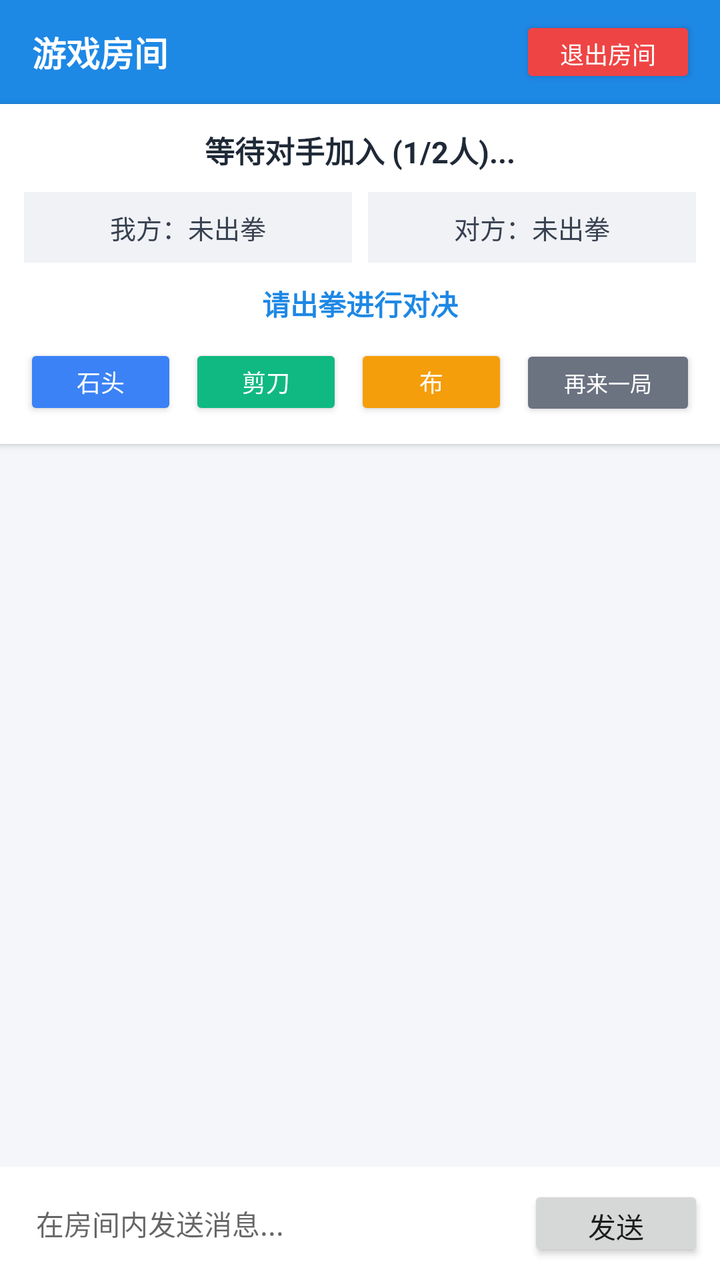
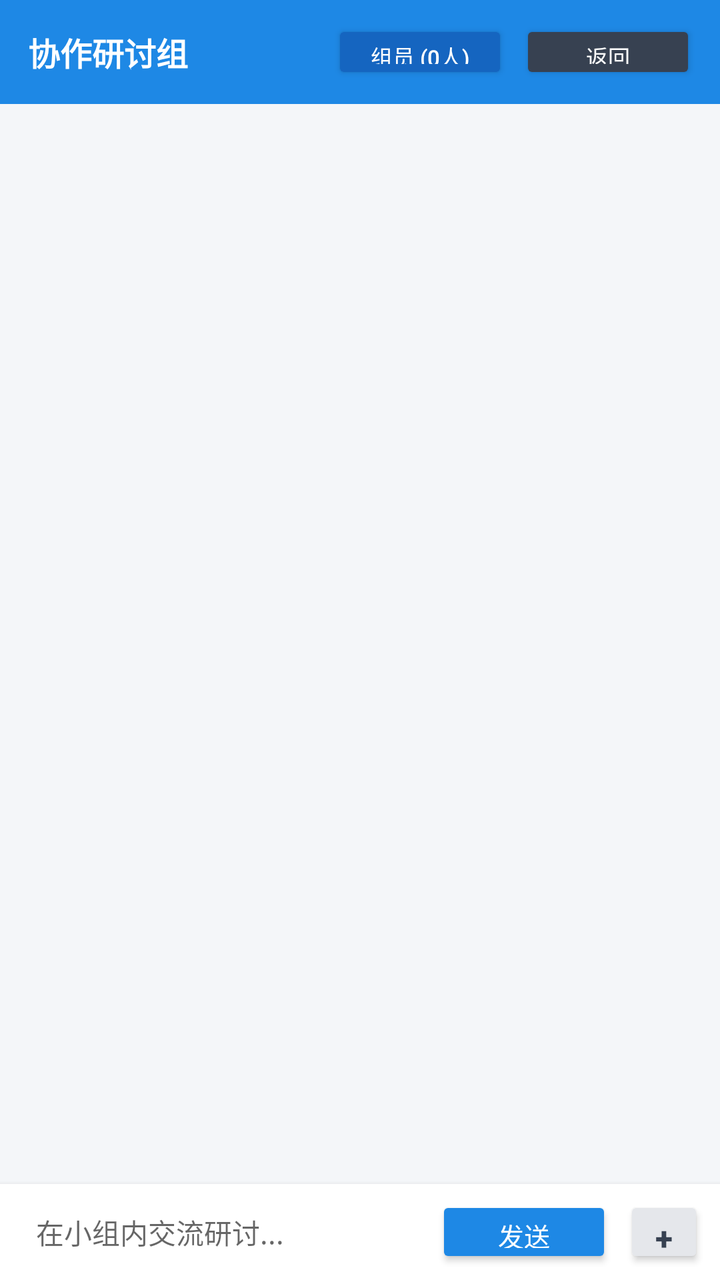

Before-and-after screenshots of an Android layout around one commit, followed by the original layout XML and the change that was made.
<!-- AndroidManifest.xml: application theme Theme.CampusChat -->
<!-- res/layout/activity_game_room.xml -->
<?xml version="1.0" encoding="utf-8"?>
<androidx.constraintlayout.widget.ConstraintLayout
    xmlns:android="http://schemas.android.com/apk/res/android"
    xmlns:app="http://schemas.android.com/apk/res-auto"
    android:id="@+id/roomRootLayout"
    android:layout_width="match_parent"
    android:layout_height="match_parent"
    android:background="#F4F6F9"
    android:fitsSystemWindows="true">

    
    <RelativeLayout
        android:id="@+id/layoutRoomHeader"
        android:layout_width="0dp"
        android:layout_height="52dp"
        android:background="#1E88E5"
        android:paddingStart="16dp"
        android:paddingEnd="12dp"
        app:layout_constraintTop_toTopOf="parent"
        app:layout_constraintStart_toStartOf="parent"
        app:layout_constraintEnd_toEndOf="parent">

        <TextView
            android:id="@+id/tvRoomHeaderTitle"
            android:layout_width="wrap_content"
            android:layout_height="wrap_content"
            android:layout_centerVertical="true"
            android:text="游戏房间"
            android:textColor="#FFFFFF"
            android:textSize="17sp"
            android:textStyle="bold" />

        <Button
            android:id="@+id/btnExitRoom"
            android:layout_width="wrap_content"
            android:layout_height="36dp"
            android:layout_alignParentEnd="true"
            android:layout_centerVertical="true"
            android:backgroundTint="#EF4444"
            android:text="退出房间"
            android:textColor="#FFFFFF"
            android:textSize="12sp" />
    </RelativeLayout>

    
    <LinearLayout
        android:id="@+id/layoutGameConsole"
        android:layout_width="0dp"
        android:layout_height="wrap_content"
        android:background="#FFFFFF"
        android:elevation="2dp"
        android:orientation="vertical"
        android:padding="12dp"
        app:layout_constraintTop_toBottomOf="@id/layoutRoomHeader"
        app:layout_constraintStart_toStartOf="parent"
        app:layout_constraintEnd_toEndOf="parent">

        
        <TextView
            android:id="@+id/tvGameStatus"
            android:layout_width="match_parent"
            android:layout_height="wrap_content"
            android:gravity="center"
            android:text="等待对手加入 (1/2人)..."
            android:textColor="#1F2937"
            android:textSize="15sp"
            android:textStyle="bold" />

        
        <LinearLayout
            android:layout_width="match_parent"
            android:layout_height="wrap_content"
            android:layout_marginTop="10dp"
            android:orientation="horizontal">

            <TextView
                android:id="@+id/tvPlayer1Status"
                android:layout_width="0dp"
                android:layout_height="wrap_content"
                android:layout_weight="1"
                android:background="#F0F2F5"
                android:gravity="center"
                android:padding="8dp"
                android:text="我方：未出拳"
                android:textColor="#374151"
                android:textSize="13sp" />

            <View
                android:layout_width="8dp"
                android:layout_height="match_parent" />

            <TextView
                android:id="@+id/tvPlayer2Status"
                android:layout_width="0dp"
                android:layout_height="wrap_content"
                android:layout_weight="1"
                android:background="#F0F2F5"
                android:gravity="center"
                android:padding="8dp"
                android:text="对方：未出拳"
                android:textColor="#374151"
                android:textSize="13sp" />
        </LinearLayout>

        
        <TextView
            android:id="@+id/tvGameResult"
            android:layout_width="match_parent"
            android:layout_height="wrap_content"
            android:layout_marginTop="10dp"
            android:gravity="center"
            android:text="请出拳进行对决"
            android:textColor="#1E88E5"
            android:textSize="14sp"
            android:textStyle="bold" />

        
        <LinearLayout
            android:id="@+id/layoutActionButtons"
            android:layout_width="match_parent"
            android:layout_height="wrap_content"
            android:layout_marginTop="10dp"
            android:orientation="horizontal">

            <Button
                android:id="@+id/btnChoiceRock"
                android:layout_width="0dp"
                android:layout_height="38dp"
                android:layout_weight="1"
                android:layout_marginEnd="4dp"
                android:backgroundTint="#3B82F6"
                android:text="石头"
                android:textColor="#FFFFFF"
                android:textSize="12sp" />

            <Button
                android:id="@+id/btnChoiceScissors"
                android:layout_width="0dp"
                android:layout_height="38dp"
                android:layout_weight="1"
                android:layout_marginStart="2dp"
                android:layout_marginEnd="2dp"
                android:backgroundTint="#10B981"
                android:text="剪刀"
                android:textColor="#FFFFFF"
                android:textSize="12sp" />

            <Button
                android:id="@+id/btnChoicePaper"
                android:layout_width="0dp"
                android:layout_height="38dp"
                android:layout_weight="1"
                android:layout_marginStart="4dp"
                android:backgroundTint="#F59E0B"
                android:text="布"
                android:textColor="#FFFFFF"
                android:textSize="12sp" />

            <Button
                android:id="@+id/btnResetGame"
                android:layout_width="wrap_content"
                android:layout_height="38dp"
                android:layout_marginStart="6dp"
                android:backgroundTint="#6B7280"
                android:text="再来一局"
                android:textColor="#FFFFFF"
                android:textSize="11sp" />
        </LinearLayout>
    </LinearLayout>

    
    <androidx.recyclerview.widget.RecyclerView
        android:id="@+id/rvRoomChat"
        android:layout_width="0dp"
        android:layout_height="0dp"
        android:padding="8dp"
        app:layout_constraintTop_toBottomOf="@id/layoutGameConsole"
        app:layout_constraintBottom_toTopOf="@id/layoutRoomInput"
        app:layout_constraintStart_toStartOf="parent"
        app:layout_constraintEnd_toEndOf="parent" />

    
    <LinearLayout
        android:id="@+id/layoutRoomInput"
        android:layout_width="0dp"
        android:layout_height="wrap_content"
        android:background="#FFFFFF"
        android:gravity="center_vertical"
        android:orientation="horizontal"
        android:padding="8dp"
        app:layout_constraintBottom_toBottomOf="parent"
        app:layout_constraintStart_toStartOf="parent"
        app:layout_constraintEnd_toEndOf="parent">

        <EditText
            android:id="@+id/etRoomMessage"
            android:layout_width="0dp"
            android:layout_height="wrap_content"
            android:layout_weight="1"
            android:background="@null"
            android:hint="在房间内发送消息..."
            android:padding="10dp"
            android:textSize="14sp" />

        <Button
            android:id="@+id/btnSendRoomMsg"
            android:layout_width="wrap_content"
            android:layout_height="38dp"
            android:layout_marginStart="4dp"
            android:text="发送" />
    </LinearLayout>

</androidx.constraintlayout.widget.ConstraintLayout>
<!-- resources referenced by this layout -->
<resources>
  <style name="Theme.CampusChat" parent="Theme.AppCompat.Light.NoActionBar">
          
          <item name="colorPrimary">@color/brand_primary</item>
          <item name="colorPrimaryDark">@color/brand_primary_dark</item>
          <item name="colorAccent">@color/brand_accent</item>
  
          
          <item name="android:windowBackground">@color/app_background</item>
  
          
          <item name="android:statusBarColor">@color/brand_primary_dark</item>
      </style>
  <color name="brand_primary">#1E88E5</color>
  <color name="brand_primary_dark">#1565C0</color>
  <color name="brand_accent">#00ACC1</color>
  <color name="app_background">#F4F6F9</color>
</resources>

<!-- the commit's change to res/layout/activity_game_room.xml (unified diff, before → after) -->
@@ -14,167 +14,92 @@
         android:layout_width="0dp"
         android:layout_height="52dp"
         android:background="#1E88E5"
-        android:paddingStart="16dp"
+        android:paddingStart="14dp"
         android:paddingEnd="12dp"
         app:layout_constraintTop_toTopOf="parent"
         app:layout_constraintStart_toStartOf="parent"
         app:layout_constraintEnd_toEndOf="parent">
 
-        <TextView
-            android:id="@+id/tvRoomHeaderTitle"
-            android:layout_width="wrap_content"
+        <LinearLayout
+            android:layout_width="0dp"
             android:layout_height="wrap_content"
+            android:layout_alignParentStart="true"
             android:layout_centerVertical="true"
-            android:text="游戏房间"
-            android:textColor="#FFFFFF"
-            android:textSize="17sp"
-            android:textStyle="bold" />
-
-        <Button
-            android:id="@+id/btnExitRoom"
-            android:layout_width="wrap_content"
-            android:layout_height="36dp"
-            android:layout_alignParentEnd="true"
-            android:layout_centerVertical="true"
-            android:backgroundTint="#EF4444"
-            android:text="退出房间"
-            android:textColor="#FFFFFF"
-            android:textSize="12sp" />
-    </RelativeLayout>
-
-    
-    <LinearLayout
-        android:id="@+id/layoutGameConsole"
-        android:layout_width="0dp"
-        android:layout_height="wrap_content"
-        android:background="#FFFFFF"
-        android:elevation="2dp"
-        android:orientation="vertical"
-        android:padding="12dp"
-        app:layout_constraintTop_toBottomOf="@id/layoutRoomHeader"
-        app:layout_constraintStart_toStartOf="parent"
-        app:layout_constraintEnd_toEndOf="parent">
-
-        
-        <TextView
-            android:id="@+id/tvGameStatus"
-            android:layout_width="match_parent"
-            android:layout_height="wrap_content"
-            android:gravity="center"
-            android:text="等待对手加入 (1/2人)..."
-            android:textColor="#1F2937"
-            android:textSize="15sp"
-            android:textStyle="bold" />
-
-        
-        <LinearLayout
-            android:layout_width="match_parent"
-            android:layout_height="wrap_content"
-            android:layout_marginTop="10dp"
+            android:layout_toStartOf="@+id/layoutRightActions"
+            android:layout_marginEnd="6dp"
+            android:gravity="center_vertical"
             android:orientation="horizontal">
 
             <TextView
-                android:id="@+id/tvPlayer1Status"
+                android:id="@+id/tvRoomHeaderTitle"
                 android:layout_width="0dp"
                 android:layout_height="wrap_content"
                 android:layout_weight="1"
-                android:background="#F0F2F5"
-                android:gravity="center"
-                android:padding="8dp"
-                android:text="我方：未出拳"
-                android:textColor="#374151"
-                android:textSize="13sp" />
-
-            <View
-                android:layout_width="8dp"
-                android:layout_height="match_parent" />
-
-            <TextView
-                android:id="@+id/tvPlayer2Status"
-                android:layout_width="0dp"
-                android:layout_height="wrap_content"
-                android:layout_weight="1"
-                android:background="#F0F2F5"
-                android:gravity="center"
-                android:padding="8dp"
-                android:text="对方：未出拳"
-                android:textColor="#374151"
-                android:textSize="13sp" />
-        </LinearLayout>
-
-        
-        <TextView
-            android:id="@+id/tvGameResult"
-            android:layout_width="match_parent"
+                android:ellipsize="end"
+                android:maxLines="1"
+                android:text="协作研讨组"
+                android:textColor="#FFFFFF"
+                android:textSize="16sp"
+                android:textStyle="bold" />
+
+            <Button
+                android:id="@+id/btnDisbandRoom"
+                android:layout_width="wrap_content"
+                android:layout_height="32dp"
+                android:layout_marginStart="6dp"
+                android:minWidth="48dp"
+                android:backgroundTint="#EF4444"
+                android:paddingStart="8dp"
+                android:paddingEnd="8dp"
+                android:text="解散"
+                android:textColor="#FFFFFF"
+                android:textSize="11sp"
+                android:visibility="gone" />
+        </LinearLayout>
+
+        <LinearLayout
+            android:id="@+id/layoutRightActions"
+            android:layout_width="wrap_content"
             android:layout_height="wrap_content"
-            android:layout_marginTop="10dp"
-            android:gravity="center"
-            android:text="请出拳进行对决"
-            android:textColor="#1E88E5"
-            android:textSize="14sp"
-            android:textStyle="bold" />
-
-        
-        <LinearLayout
-            android:id="@+id/layoutActionButtons"
-            android:layout_width="match_parent"
-            android:layout_height="wrap_content"
-            android:layout_marginTop="10dp"
+            android:layout_alignParentEnd="true"
+            android:layout_centerVertical="true"
+            android:gravity="center_vertical"
             android:orientation="horizontal">
 
             <Button
-                android:id="@+id/btnChoiceRock"
-                android:layout_width="0dp"
-                android:layout_height="38dp"
-                android:layout_weight="1"
-                android:layout_marginEnd="4dp"
-                android:backgroundTint="#3B82F6"
-                android:text="石头"
-                android:textColor="#FFFFFF"
-                android:textSize="12sp" />
-
-            <Button
-                android:id="@+id/btnChoiceScissors"
-                android:layout_width="0dp"
-                android:layout_height="38dp"
-                android:layout_weight="1"
-                android:layout_marginStart="2dp"
-                android:layout_marginEnd="2dp"
-                android:backgroundTint="#10B981"
-                android:text="剪刀"
-                android:textColor="#FFFFFF"
-                android:textSize="12sp" />
-
-            <Button
-                android:id="@+id/btnChoicePaper"
-                android:layout_width="0dp"
-                android:layout_height="38dp"
-                android:layout_weight="1"
-                android:layout_marginStart="4dp"
-                android:backgroundTint="#F59E0B"
-                android:text="布"
-                android:textColor="#FFFFFF"
-                android:textSize="12sp" />
-
-            <Button
-                android:id="@+id/btnResetGame"
-                android:layout_width="wrap_content"
-                android:layout_height="38dp"
-                android:layout_marginStart="6dp"
-                android:backgroundTint="#6B7280"
-                android:text="再来一局"
-                android:textColor="#FFFFFF"
-                android:textSize="11sp" />
-        </LinearLayout>
-    </LinearLayout>
+                android:id="@+id/btnRoomMembers"
+                android:layout_width="wrap_content"
+                android:layout_height="32dp"
+                android:layout_marginEnd="6dp"
+                android:backgroundTint="#1565C0"
+                android:paddingStart="10dp"
+                android:paddingEnd="10dp"
+                android:text="组员 (0人)"
+                android:textColor="#FFFFFF"
+                android:textSize="11sp" />
+
+            <Button
+                android:id="@+id/btnBackToLobby"
+                android:layout_width="wrap_content"
+                android:layout_height="32dp"
+                android:backgroundTint="#374151"
+                android:paddingStart="10dp"
+                android:paddingEnd="10dp"
+                android:text="返回"
+                android:textColor="#FFFFFF"
+                android:textSize="11sp" />
+        </LinearLayout>
+    </RelativeLayout>
 
     
     <androidx.recyclerview.widget.RecyclerView
         android:id="@+id/rvRoomChat"
         android:layout_width="0dp"
         android:layout_height="0dp"
-        android:padding="8dp"
-        app:layout_constraintTop_toBottomOf="@id/layoutGameConsole"
+        android:clipToPadding="false"
+        android:paddingTop="8dp"
+        android:paddingBottom="8dp"
+        app:layout_constraintTop_toBottomOf="@id/layoutRoomHeader"
         app:layout_constraintBottom_toTopOf="@id/layoutRoomInput"
         app:layout_constraintStart_toStartOf="parent"
         app:layout_constraintEnd_toEndOf="parent" />
@@ -185,10 +110,14 @@
         android:layout_width="0dp"
         android:layout_height="wrap_content"
         android:background="#FFFFFF"
+        android:elevation="4dp"
         android:gravity="center_vertical"
         android:orientation="horizontal"
-        android:padding="8dp"
-        app:layout_constraintBottom_toBottomOf="parent"
+        android:paddingStart="8dp"
+        android:paddingTop="6dp"
+        android:paddingEnd="8dp"
+        android:paddingBottom="6dp"
+        app:layout_constraintBottom_toTopOf="@id/layoutRoomToolPanel"
         app:layout_constraintStart_toStartOf="parent"
         app:layout_constraintEnd_toEndOf="parent">
 
@@ -198,16 +127,113 @@
             android:layout_height="wrap_content"
             android:layout_weight="1"
             android:background="@null"
-            android:hint="在房间内发送消息..."
-            android:padding="10dp"
+            android:hint="在小组内交流研讨..."
+            android:maxLines="3"
+            android:paddingStart="10dp"
+            android:paddingEnd="10dp"
             android:textSize="14sp" />
 
         <Button
             android:id="@+id/btnSendRoomMsg"
             android:layout_width="wrap_content"
-            android:layout_height="38dp"
-            android:layout_marginStart="4dp"
-            android:text="发送" />
+            android:layout_height="36dp"
+            android:layout_marginStart="6dp"
+            android:backgroundTint="#1E88E5"
+            android:paddingStart="14dp"
+            android:paddingEnd="14dp"
+            android:text="发送"
+            android:textColor="#FFFFFF"
+            android:textSize="13sp" />
+
+        <Button
+            android:id="@+id/btnToggleRoomToolPanel"
+            android:layout_width="40dp"
+            android:layout_height="36dp"
+            android:layout_marginStart="6dp"
+            android:backgroundTint="#E5E7EB"
+            android:text="+"
+            android:textColor="#374151"
+            android:textSize="16sp"
+            android:textStyle="bold" />
     </LinearLayout>
 
+    
+    <LinearLayout
+        android:id="@+id/layoutRoomToolPanel"
+        android:layout_width="0dp"
+        android:layout_height="96dp"
+        android:background="#F9FAFB"
+        android:gravity="center_vertical"
+        android:orientation="horizontal"
+        android:paddingStart="16dp"
+        android:paddingEnd="16dp"
+        android:visibility="gone"
+        app:layout_constraintBottom_toBottomOf="parent"
+        app:layout_constraintStart_toStartOf="parent"
+        app:layout_constraintEnd_toEndOf="parent">
+
+        
+        <LinearLayout
+            android:id="@+id/itemToolRps"
+            android:layout_width="76dp"
+            android:layout_height="match_parent"
+            android:gravity="center"
+            android:clickable="true"
+            android:focusable="true"
+            android:orientation="vertical">
+
+            <Button
+                android:id="@+id/btnLaunchRpsTool"
+                android:layout_width="56dp"
+                android:layout_height="44dp"
+                android:backgroundTint="#E0F2FE"
+                android:clickable="false"
+                android:focusable="false"
+                android:text="猜拳"
+                android:textColor="#0369A1"
+                android:textSize="13sp"
+                android:textStyle="bold" />
+
+            <TextView
+                android:layout_width="wrap_content"
+                android:layout_height="wrap_content"
+                android:layout_marginTop="4dp"
+                android:text="决策猜拳"
+                android:textColor="#4B5563"
+                android:textSize="11sp" />
+        </LinearLayout>
+
+        
+        <LinearLayout
+            android:id="@+id/itemToolCanvas"
+            android:layout_width="76dp"
+            android:layout_height="match_parent"
+            android:layout_marginStart="16dp"
+            android:gravity="center"
+            android:clickable="true"
+            android:focusable="true"
+            android:orientation="vertical">
+
+            <Button
+                android:id="@+id/btnToolCanvasAction"
+                android:layout_width="56dp"
+                android:layout_height="44dp"
+                android:backgroundTint="#DCFCE7"
+                android:clickable="false"
+                android:focusable="false"
+                android:text="白板"
+                android:textColor="#15803D"
+                android:textSize="13sp"
+                android:textStyle="bold" />
+
+            <TextView
+                android:layout_width="wrap_content"
+                android:layout_height="wrap_content"
+                android:layout_marginTop="4dp"
+                android:text="协同草稿"
+                android:textColor="#4B5563"
+                android:textSize="11sp" />
+        </LinearLayout>
+    </LinearLayout>
+
 </androidx.constraintlayout.widget.ConstraintLayout>
